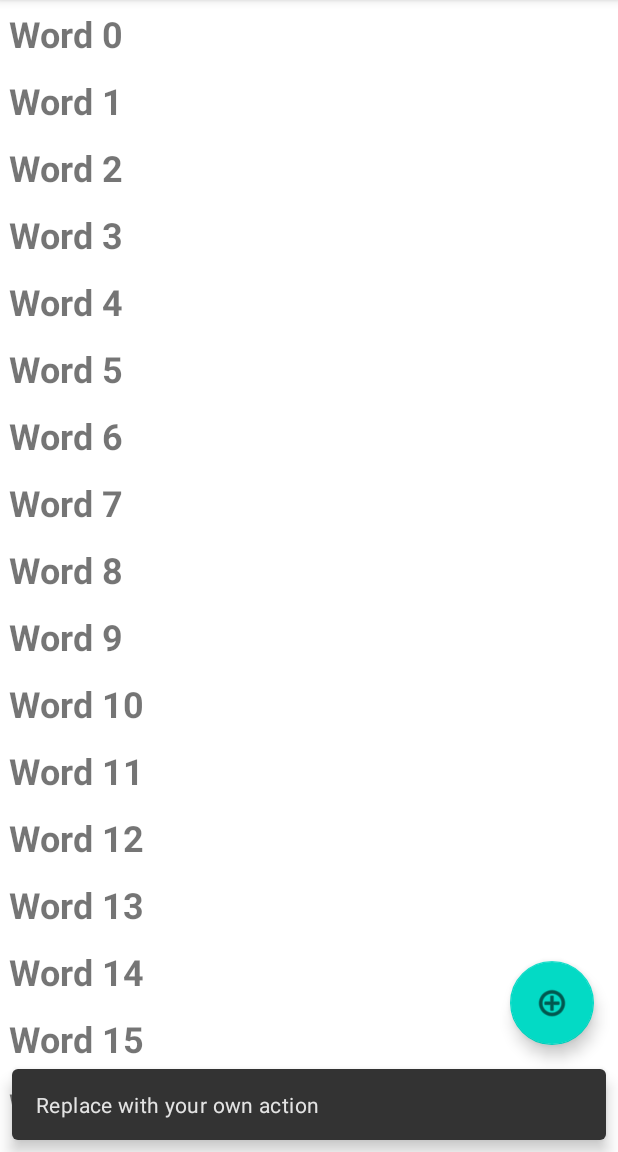
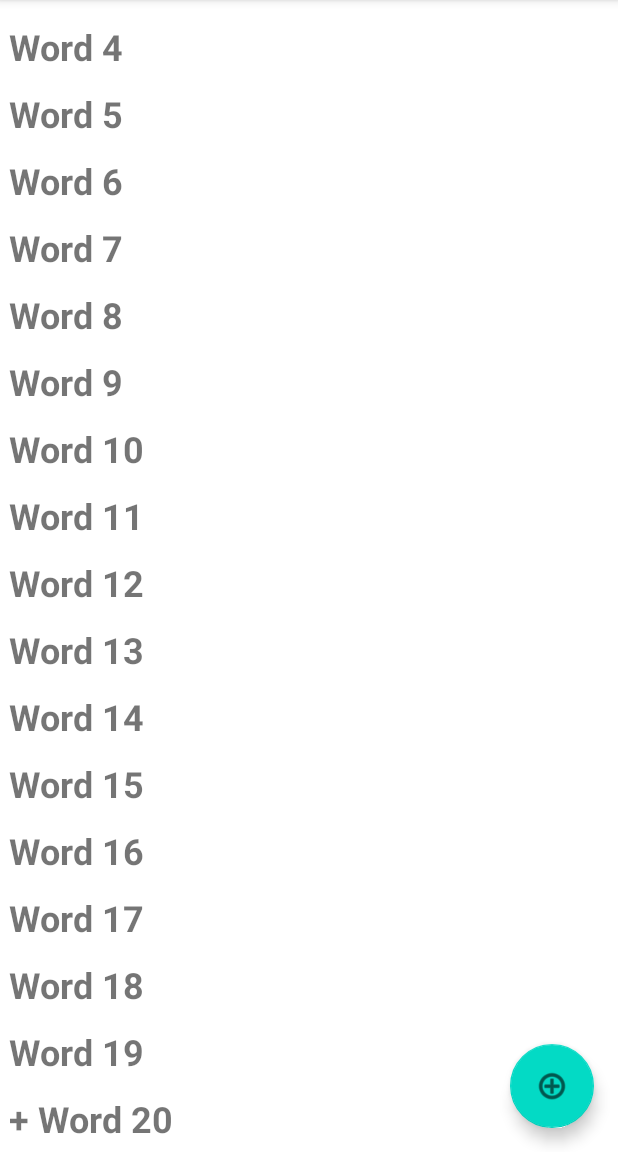
Before and after one commit to davidcorcuera/RecyclerView, an Android app: the screen it shows after launch (MainActivity), after a tap on an icon or button, on a phone screen of 412 x 824 dp, the part 84-1236 px from its top. Run offline under Robolectric (Android 15) with nearby library versions, the phone set to English and light mode, and no system bars.

Commit message:
Add list items

```diff
--- a/app/src/main/java/es/jesuitas/dam/recyclerview/MainActivity.java
+++ b/app/src/main/java/es/jesuitas/dam/recyclerview/MainActivity.java
@@ -44,8 +44,14 @@ public class MainActivity extends AppCompatActivity {
         fab.setOnClickListener(new View.OnClickListener() {
             @Override
             public void onClick(View view) {
-                Snackbar.make(view, "Replace with your own action", Snackbar.LENGTH_LONG)
-                        .setAction("Action", null).show();
+                int wordListSize = mWordList.size();
+                // Add a new word to the wordList.
+                mWordList.addLast("+ Word " + wordListSize);
+                // Notify the adapter, that the data has changed.
+                mRecyclerView.getAdapter().notifyItemInserted(wordListSize);
+                // Scroll to the bottom.
+                mRecyclerView.smoothScrollToPosition(wordListSize);
+
             }
         });
 
```
